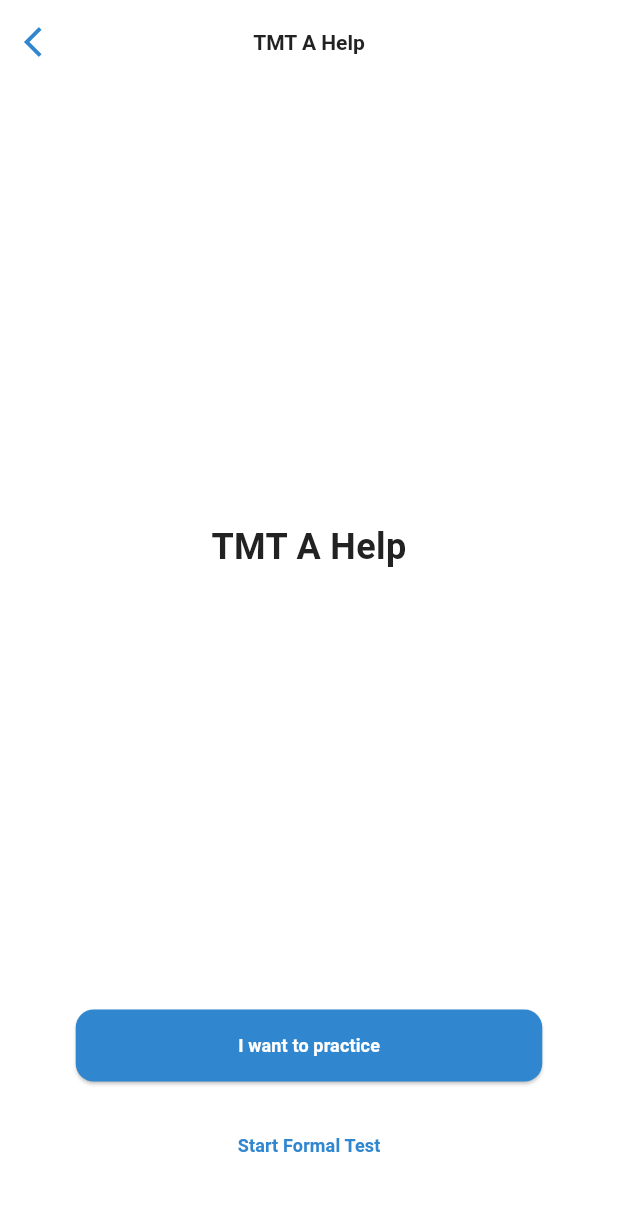
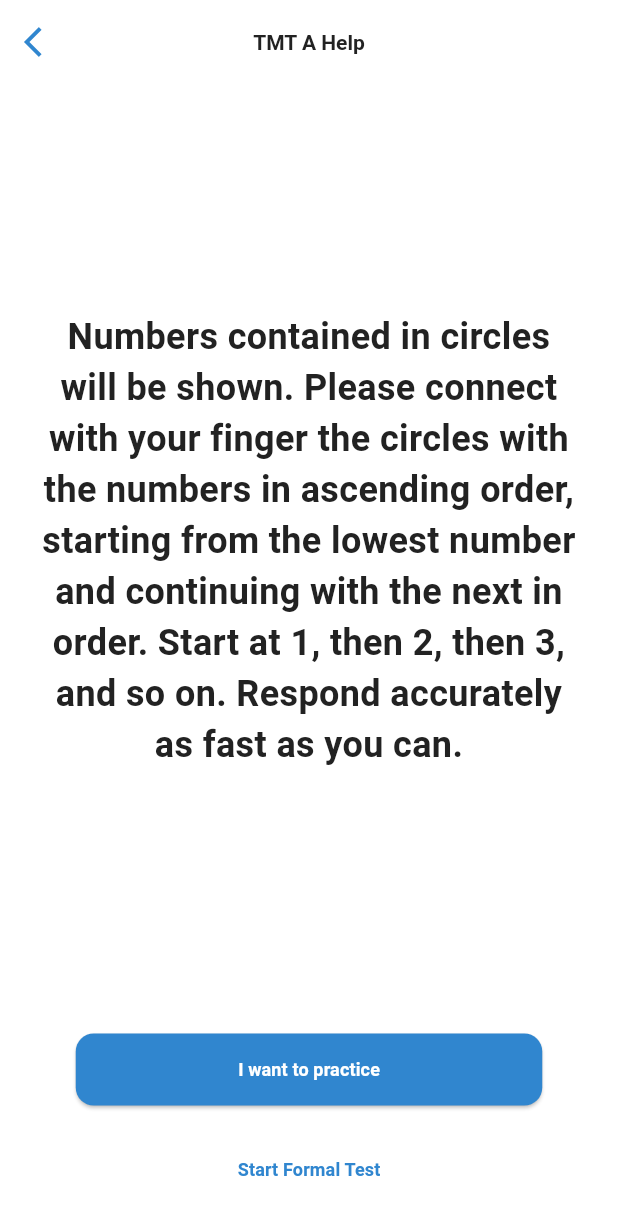
Before and after one commit to jordieres/2025_PENG_XiaoYang_CogTests, a Flutter app: the TmtTestHelpPage screen opened by its route, on a phone screen of 412 x 824 dp. Shown: the top 1215 px of the screen. Run offline on Flutter 3.47's test engine with Material 3 defaults, Android fonts, the phone set to English and light mode, and no system bars; our stand-ins replace connectivity_plus, device_info_plus, dio, flutter_svg, get, shared_preferences; missing offline and left inert: workmanager; accounts and stored records are empty.

Commit message:
feat: Update TMT Help Screen UI and add descriptions for TMT A and B
This commit updates the UI of the TMT Help screen, providing a more user-friendly layout with scrollable content and fixed buttons at the bottom. It also adds descriptions for both TMT A and TMT B modes to provide clear instructions to the user.

```diff
--- a/lib/app/config/translation/app_messages.dart
+++ b/lib/app/config/translation/app_messages.dart
@@ -9,7 +9,11 @@ class TMTGameText {
       'tmt_game_part_b_completed_confirmation_button';
   static String tmtGameTmtScreenAppBarTime = 'tmt_game_tmt_screen_app_bar_time';
   static String tmtGameTmtHelpTmtATitle = 'tmt_game_tmt_help_tmt_a_title';
+  static String tmtGameTmtHelpTmtADescription =
+      'tmt_game_tmt_help_tmt_a_description';
   static String tmtGameTmtHelpTmtBTitle = 'tmt_game_tmt_help_tmt_b_title';
+  static String tmtGameTmtHelpTmtBDescription =
+      'tmt_game_tmt_help_tmt_b_description';
   static String tmtGameTmtHelpTmtPrimaryButtonText =
       'tmt_game_tmt_help_tmt_primary_button_text';
   static String tmtGameTmtHelpTmtSecondaryButtonText =
@@ -47,7 +51,7 @@ class TMTResultScreen {
   static String finishButton = 'tmt_result_screen_finish_button';
   static String loadingResults = 'tmt_result_screen_loading_results';
   static String secondsUnit = 'tmt_result_screen_seconds_unit';
-  static String errorMessage= 'tmt_result_screen_error_message';
+  static String errorMessage = 'tmt_result_screen_error_message';
 }
 
 abstract class BaseMessages {
@@ -65,7 +69,11 @@ abstract class BaseMessages {
 
   String get tmtGameTmtHelpTmtATitle;
 
+  String get tmtGameTmtHelpTmtADescription;
+
   String get tmtGameTmtHelpTmtBTitle;
+
+  String get tmtGameTmtHelpTmtBDescription;
 
   String get tmtGameTmtHelpTmtPrimaryButtonText;
 
@@ -122,7 +130,11 @@ abstract class BaseMessages {
             tmtGamePartBCompletedConfirmationButton,
         TMTGameText.tmtGameTmtScreenAppBarTime: tmtGameTmtScreenAppBarTime,
         TMTGameText.tmtGameTmtHelpTmtATitle: tmtGameTmtHelpTmtATitle,
+        TMTGameText.tmtGameTmtHelpTmtADescription:
+            tmtGameTmtHelpTmtADescription,
         TMTGameText.tmtGameTmtHelpTmtBTitle: tmtGameTmtHelpTmtBTitle,
+        TMTGameText.tmtGameTmtHelpTmtBDescription:
+            tmtGameTmtHelpTmtBDescription,
         TMTGameText.tmtGameTmtHelpTmtPrimaryButtonText:
             tmtGameTmtHelpTmtPrimaryButtonText,
         TMTGameText.tmtGameTmtHelpTmtSecondaryButtonText:
--- a/lib/app/config/translation/en.dart
+++ b/lib/app/config/translation/en.dart
@@ -25,7 +25,15 @@ class EnglishMessages extends BaseMessages {
   String get tmtGameTmtHelpTmtATitle => "TMT A Help";
 
   @override
+  String get tmtGameTmtHelpTmtADescription =>
+      "Numbers contained in circles will be shown. Please connect with your finger the circles with the numbers in ascending order, starting from the lowest number and continuing with the next in order. Start at 1, then 2, then 3, and so on. Respond accurately as fast as you can.";
+
+  @override
   String get tmtGameTmtHelpTmtBTitle => "TMT B Help";
+
+  @override
+  String get tmtGameTmtHelpTmtBDescription =>
+      "Numbers and letters contained in circles will be shown. Please connect with your finger the circles alternating between numbers and letters in ascending/alphabetical order. Start at number 1, then letter A. Then number 2, then letter B. Respond accurately as fast as you can.";
 
   @override
   String get tmtGameTmtHelpTmtPrimaryButtonText => "I want to practice";
--- a/lib/app/features/home/HomePage.dart
+++ b/lib/app/features/home/HomePage.dart
@@ -18,7 +18,8 @@ class HomePage extends StatelessWidget with NavigationMixin {
       appBar: AppBar(
         title: Text(TMTGameText.tmtGameCircleBegin.tr),
         actions: [
-          Obx(() => IconButton(
+          Obx(() =>
+              IconButton(
                 icon: Icon(
                   themeController.isDarkMode
                       ? Icons.light_mode
@@ -35,20 +36,22 @@ class HomePage extends StatelessWidget with NavigationMixin {
           mainAxisAlignment: MainAxisAlignment.center,
           children: [
             ElevatedButton(
-              onPressed: () => {
+              onPressed: () =>
+              {
                 Get.toNamed(Routes.tmt_test),
               },
-              child: const Text('Start TMT Test'),
+              child: const Text('Emepzar TMT Test'),
             ),
             const SizedBox(height: 10),
             ElevatedButton(
-              onPressed: () => {
+              onPressed: () =>
+              {
                 tmtTestToHelp(TmtHelpMode.TMT_PRACTICE_A),
               },
-              child: const Text("Start TMT Practice"),
+              child: const Text("Empezar con TMT test Práctica"),
             ),
             const SizedBox(height: 20),
-            ElevatedButton(
+            /* ElevatedButton(
               onPressed: () => Get.updateLocale(AppTranslations.SPANISH),
               child: const Text('Cambiar a español'),
             ),
@@ -61,7 +64,7 @@ class HomePage extends StatelessWidget with NavigationMixin {
             ElevatedButton(
               onPressed: () => Get.updateLocale(AppTranslations.CHINIES),
               child: const Text('切换到中文'),
-            ),
+            ),*/
           ],
         ),
       ),
@@ -72,7 +75,8 @@ class HomePage extends StatelessWidget with NavigationMixin {
   void _showThemeDialog(BuildContext context, ThemeController controller) {
     showDialog(
       context: context,
-      builder: (context) => AlertDialog(
+      builder: (context) =>
+          AlertDialog(
             title: const Text('Select Theme'),
             content: Column(
               mainAxisSize: MainAxisSize.min,
--- a/lib/app/features/tm_tst/presentation/screens/tmt_test_help.dart
+++ b/lib/app/features/tm_tst/presentation/screens/tmt_test_help.dart
@@ -22,20 +22,28 @@ class TmtTestHelpPage extends StatelessWidget with NavigationMixin {
     } catch (e) {
       tmtHelpMode = TmtHelpMode.TMT_TEST_A;
     }
+
     return Scaffold(
       appBar: CustomAppBar(
         title: _getHelpTitle(tmtHelpMode),
       ),
-      body: Padding(
-        padding: const EdgeInsets.symmetric(horizontal: 24),
+      body: SafeArea(
         child: Column(
-          mainAxisAlignment: MainAxisAlignment.spaceBetween,
           children: [
+            // Scrollable content area with vertically centered text
             Expanded(
+              child: LayoutBuilder(
+                builder: (context, constraints) {
+                  return SingleChildScrollView(
+                    child: ConstrainedBox(
+                      constraints: BoxConstraints(
+                        minHeight: constraints.maxHeight,
+                      ),
                       child: Center(
+                        child: Padding(
+                          padding: const EdgeInsets.all(24),
                           child: Text(
-                  _getHelpTitle(tmtHelpMode),
-                  //TODO change text description depending on the mode
+                            _getHelpDescription(tmtHelpMode),
                             textAlign: TextAlign.center,
                             style: const TextStyle(
                               fontSize: 24,
@@ -44,20 +52,25 @@ class TmtTestHelpPage extends StatelessWidget with NavigationMixin {
                           ),
                         ),
                       ),
-            Padding(
-              padding: EdgeInsets.only(bottom: DeviceHelper.isTablet ? 46 : 40),
+                    ),
+                  );
+                },
+              ),
+            ),
+
+            // Fixed buttons at bottom
+            Container(
+              padding: const EdgeInsets.all(24),
               child: Column(
                 mainAxisSize: MainAxisSize.min,
                 children: [
                   CustomPrimaryButton(
                     text: TMTGameText.tmtGameTmtHelpTmtPrimaryButtonText.tr,
-                    //TODO change text depending on the mode
                     onPressed: () {
                       _toPracticePage(tmtHelpMode);
                     },
                   ),
                   SizedBox(height: DeviceHelper.isTablet ? 28 : 22),
-                  //TODO visibility depending on the mode
                   CustomSecondaryButton(
                     text: TMTGameText.tmtGameTmtHelpTmtSecondaryButtonText.tr,
                     onPressed: () {
@@ -84,6 +97,17 @@ class TmtTestHelpPage extends StatelessWidget with NavigationMixin {
     }
   }
 
+  String _getHelpDescription(TmtHelpMode tmtHelpMode) {
+    switch (tmtHelpMode) {
+      case TmtHelpMode.TMT_TEST_A:
+      case TmtHelpMode.TMT_PRACTICE_A:
+        return TMTGameText.tmtGameTmtHelpTmtADescription.tr;
+      case TmtHelpMode.TMT_TEST_B:
+      case TmtHelpMode.TMT_PRACTICE_B:
+        return TMTGameText.tmtGameTmtHelpTmtBDescription.tr;
+    }
+  }
+
   void _toPracticePage(TmtHelpMode tmtHelpMode) {
     TMTTestPracticeMode practiceMode = TMTTestPracticeMode.TMT_A_ONLY;
     switch (tmtHelpMode) {
```
Also changed, not shown: lib/app/config/translation/es.dart (+8 -0 lines), lib/app/config/translation/zh.dart (+8 -0 lines). Lines whose indentation alone changed are shown as unchanged.
